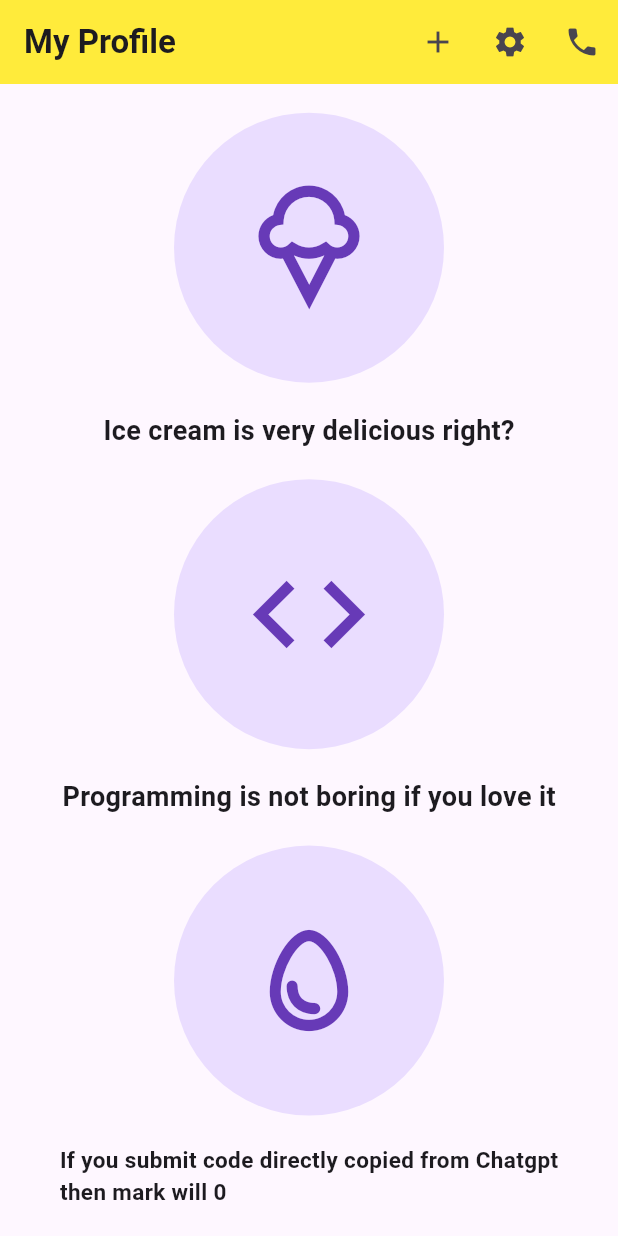
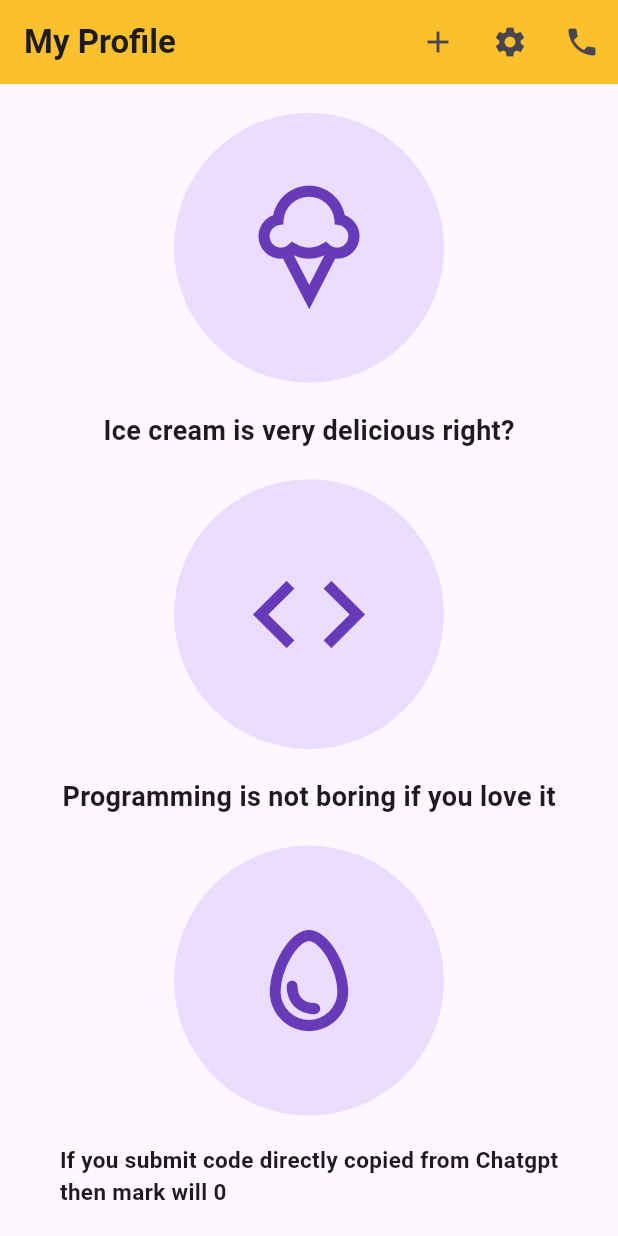
Before and after one commit to Raktim3050/ostad_assignment2, a Flutter app: the screen it shows after launch, on a phone screen of 412 x 824 dp. Run offline on Flutter 3.47's test engine with Material 3 defaults, Android fonts, the light colour scheme and no system bars.

Commit message:
second commit

```diff
--- a/lib/main.dart
+++ b/lib/main.dart
@@ -13,7 +13,7 @@ class IconApp extends StatelessWidget {
       debugShowCheckedModeBanner: false,
       home: Scaffold(
         appBar: AppBar(
-          backgroundColor: Colors.yellow,
+          backgroundColor: Colors.yellow[700],
           title: const Text(
             'My Profile',
             style: TextStyle(fontWeight: FontWeight.bold),
```
